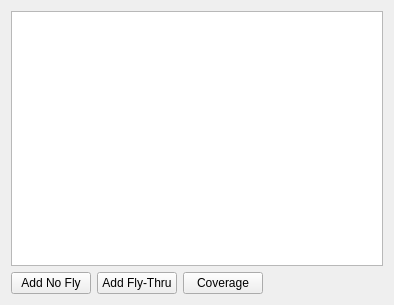
The window that FlightPlanner/gui/FlightTaskAreaObjectEditWidget.ui (raptorswing/FlightPlanner) describes before a commit, drawn with Qt 5.
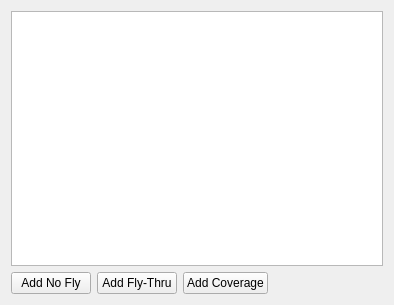
The same window after the commit.

What changed in the file:
```diff
--- a/FlightPlanner/gui/FlightTaskAreaObjectEditWidget.ui
+++ b/FlightPlanner/gui/FlightTaskAreaObjectEditWidget.ui
@@ -36,7 +36,7 @@
      <item>
       <widget class="QPushButton" name="coverageButton">
        <property name="text">
-        <string>Coverage</string>
+        <string>Add Coverage</string>
        </property>
       </widget>
      </item>
```
